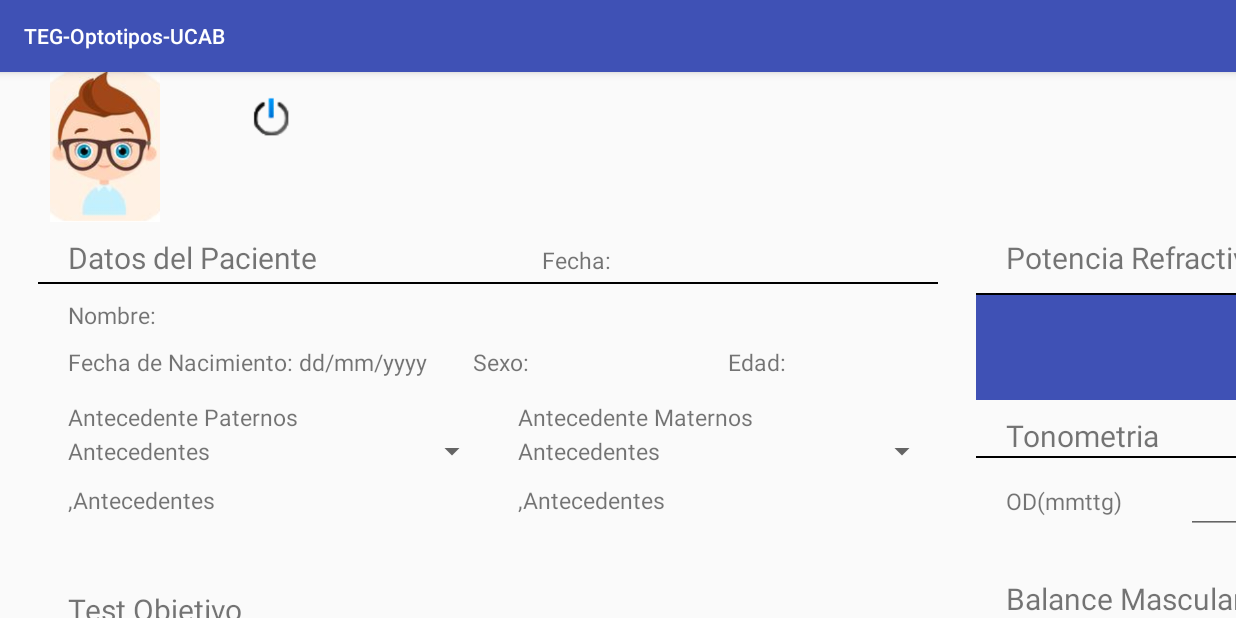
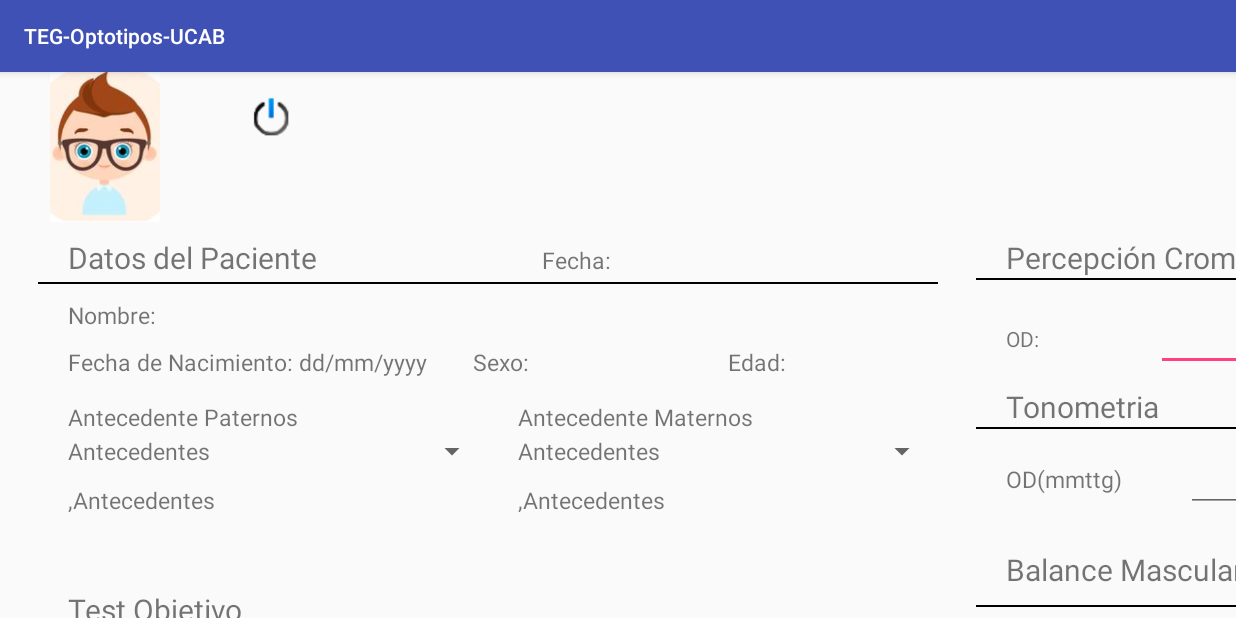
Before and after one commit to edgkid/Tesis-DEV, an Android app: the TestFormActivity screen opened directly, with no data from a screen before it, on a phone screen of 824 x 412 dp (held sideways). Run offline under Robolectric (Android 15) with nearby library versions, the phone set to English and light mode, and no system bars.

Commit message:
Formularo Definitivo

```diff
--- a/MyApplication/app/src/main/res/layout/activity_test_form.xml
+++ b/MyApplication/app/src/main/res/layout/activity_test_form.xml
@@ -413,6 +413,14 @@
 
             </LinearLayout>
 
+        </LinearLayout>
+
+        <LinearLayout
+            android:layout_width="600dp"
+            android:layout_height="match_parent"
+            android:layout_marginLeft="25dp"
+            android:orientation="vertical">
+
             <LinearLayout
                 android:layout_width="match_parent"
                 android:layout_height="wrap_content">
@@ -483,15 +491,7 @@
 
             </LinearLayout>
 
-        </LinearLayout>
-
-        <LinearLayout
-            android:layout_width="600dp"
-            android:layout_height="match_parent"
-            android:layout_marginLeft="25dp"
-            android:orientation="vertical">
-
-            <LinearLayout
+            <!--<LinearLayout
                 android:layout_width="match_parent"
                 android:layout_height="wrap_content">
 
@@ -510,15 +510,15 @@
                 android:layout_width="fill_parent"
                 android:layout_height="1dp"
                 android:layout_marginTop="10dp"
-                android:background="@android:color/black" />
+                android:background="@android:color/black" />-->
 
-            <LinearLayout
+            <!--<LinearLayout
                 android:layout_width="match_parent"
                 android:layout_height="70dp"
                 android:background="@color/colorPrimary"
                 android:orientation="horizontal">
 
-            </LinearLayout>
+            </LinearLayout>-->
 
             <LinearLayout
                 android:layout_width="match_parent"
@@ -556,14 +556,14 @@
                     android:textSize="15dp"
                     android:text="OD(mmttg)"
                     android:layout_marginLeft="20dp"
-                    android:layout_marginTop="5dp"/>
+                    android:layout_marginTop="10dp"/>
 
                 <EditText
                     android:id="@+id/textTometriaOd"
                     android:layout_width="200dp"
                     android:layout_height="wrap_content"
                     android:layout_marginLeft="20dp"
-                    android:layout_marginTop="5dp"/>
+                    android:layout_marginTop="10dp"/>
 
                 </LinearLayout>
 
@@ -578,14 +578,14 @@
                         android:textSize="15dp"
                         android:text="OI(mmttg)"
                         android:layout_marginLeft="20dp"
-                        android:layout_marginTop="5dp"/>
+                        android:layout_marginTop="10dp"/>
 
                     <EditText
                         android:id="@+id/textTometriaOi"
                         android:layout_width="200dp"
                         android:layout_height="wrap_content"
                         android:layout_marginLeft="20dp"
-                        android:layout_marginTop="5dp"/>
+                        android:layout_marginTop="10dp"/>
 
                 </LinearLayout>
 
--- a/MyApplication/build.gradle
+++ b/MyApplication/build.gradle
@@ -5,7 +5,7 @@ buildscript {
         jcenter()
     }
     dependencies {
-        classpath 'com.android.tools.build:gradle:2.3.3'
+        classpath 'com.android.tools.build:gradle:3.0.1'
 
         // NOTE: Do not place your application dependencies here; they belong
         // in the individual module build.gradle files
```
Also changed, not shown: MyApplication/gradle/wrapper/gradle-wrapper.properties.
